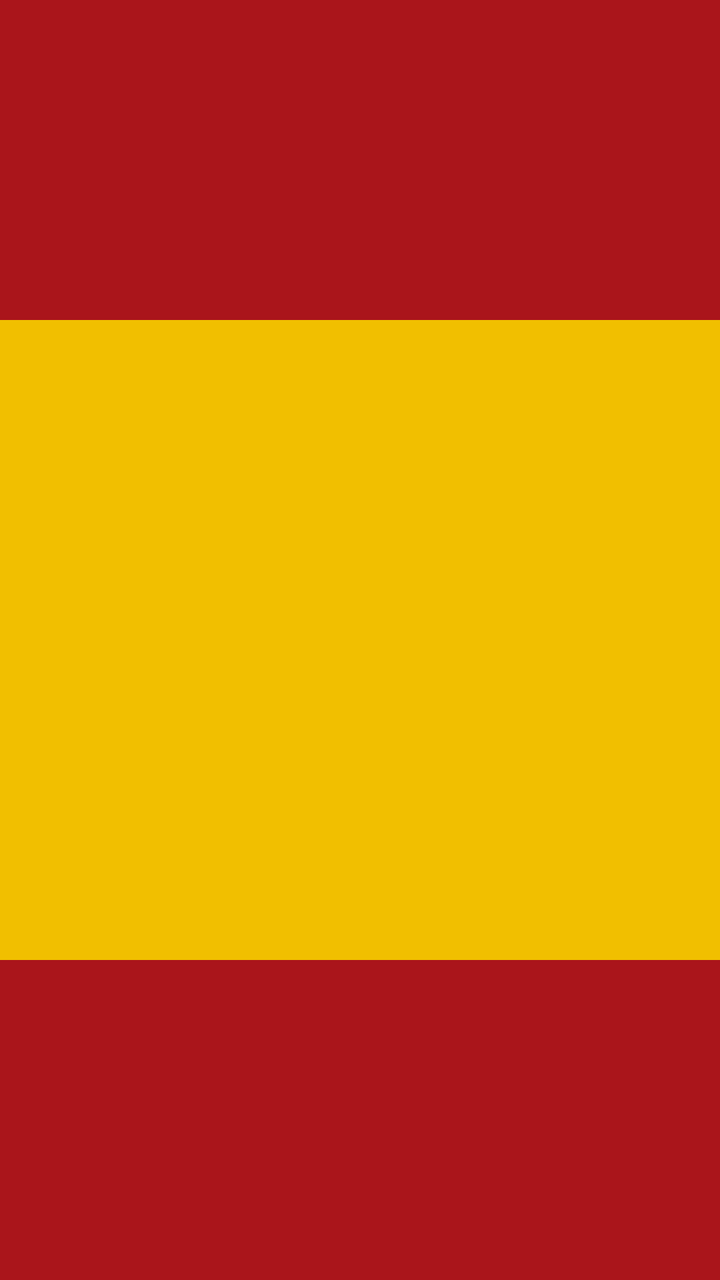
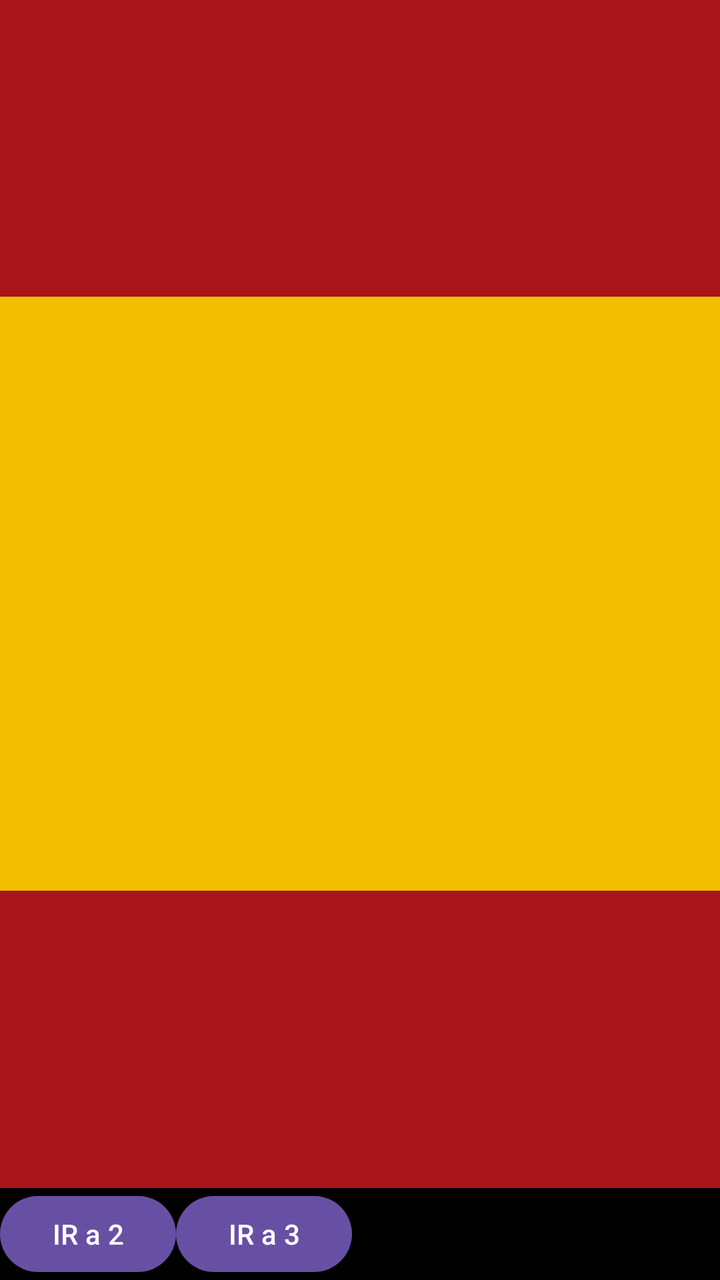

Screens rendered from an Android XML layout before and after an edit, with the pre-edit source and the edit as a unified diff.
<!-- AndroidManifest.xml: application theme Theme.Ejercicio2 -->
<!-- res/layout/activity_main.xml -->
<?xml version="1.0" encoding="utf-8"?>
<LinearLayout
    xmlns:android="http://schemas.android.com/apk/res/android"
    xmlns:tools="http://schemas.android.com/tools"
    android:id="@+id/main"
    android:layout_width="match_parent"
    android:layout_height="match_parent"
    android:orientation="vertical"
    tools:ignore="NamespaceTypo">


    <View
        android:layout_width="match_parent"
        android:layout_height="0dp"
        android:layout_weight="1"
        android:background="#AA151B" />


    <View
        android:layout_width="match_parent"
        android:layout_height="0dp"
        android:layout_weight="2"
        android:background="#F1BF00" />

    <View
        android:layout_width="match_parent"
        android:layout_height="0dp"
        android:layout_weight="1"
        android:background="#AA151B" />

</LinearLayout>
<!-- resources referenced by this layout -->
<resources>
  <style name="Theme.Ejercicio2" parent="Base.Theme.Ejercicio2" />
  <style name="Base.Theme.Ejercicio2" parent="Theme.Material3.DayNight.NoActionBar">
          
          
      </style>
</resources>

<!-- the commit's change to res/layout/activity_main.xml (unified diff, before → after) -->
@@ -1,31 +1,67 @@
 <?xml version="1.0" encoding="utf-8"?>
-<LinearLayout
-    xmlns:android="http://schemas.android.com/apk/res/android"
+<androidx.constraintlayout.widget.ConstraintLayout xmlns:android="http://schemas.android.com/apk/res/android"
+    xmlns:app="http://schemas.android.com/apk/res-auto"
     xmlns:tools="http://schemas.android.com/tools"
     android:id="@+id/main"
     android:layout_width="match_parent"
     android:layout_height="match_parent"
-    android:orientation="vertical"
-    tools:ignore="NamespaceTypo">
+    tools:context=".MainActivity2">
 
 
-    <View
+    <LinearLayout
+        android:layout_width="match_parent"
+        android:layout_height="match_parent"
+        android:orientation="vertical">
+
+    <LinearLayout
         android:layout_width="match_parent"
         android:layout_height="0dp"
-        android:layout_weight="1"
-        android:background="#AA151B" />
+        android:layout_weight="13"
+        android:orientation="vertical">
+
+        <View
+            android:layout_width="match_parent"
+            android:layout_height="0dp"
+            android:layout_weight="1"
+            android:background="#AA151B" />
 
 
-    <View
+        <View
+            android:layout_width="match_parent"
+            android:layout_height="0dp"
+            android:layout_weight="2"
+            android:background="#F1BF00" />
+
+        <View
+            android:layout_width="match_parent"
+            android:layout_height="0dp"
+            android:layout_weight="1"
+            android:background="#AA151B" />
+
+    </LinearLayout>
+
+    <LinearLayout
         android:layout_width="match_parent"
         android:layout_height="0dp"
-        android:layout_weight="2"
-        android:background="#F1BF00" />
+        android:orientation="horizontal"
+        android:layout_weight="1"
+        android:background="@color/black" >
 
-    <View
-        android:layout_width="match_parent"
-        android:layout_height="0dp"
-        android:layout_weight="1"
-        android:background="#AA151B" />
+        <Button
+            android:id="@+id/buttonToActivity2"
+            android:layout_width="wrap_content"
+            android:layout_height="wrap_content"
+            android:text="@string/botton2" />
 
-</LinearLayout>
+        <Button
+            android:id="@+id/buttonToActivity3"
+            android:layout_width="wrap_content"
+            android:layout_height="wrap_content"
+            android:text="@string/botton3" />
+
+    </LinearLayout>
+
+
+    </LinearLayout>
+
+</androidx.constraintlayout.widget.ConstraintLayout>
<!-- resource entries referenced after the edit -->
@@ -1,5 +1,8 @@
 <!-- resources referenced by this layout -->
 <resources>
+  <color name="black">#FF000000</color>
+  <string name="botton2">IR a 2</string>
+  <string name="botton3">IR a 3</string>
   <style name="Theme.Ejercicio2" parent="Base.Theme.Ejercicio2" />
   <style name="Base.Theme.Ejercicio2" parent="Theme.Material3.DayNight.NoActionBar">
           
